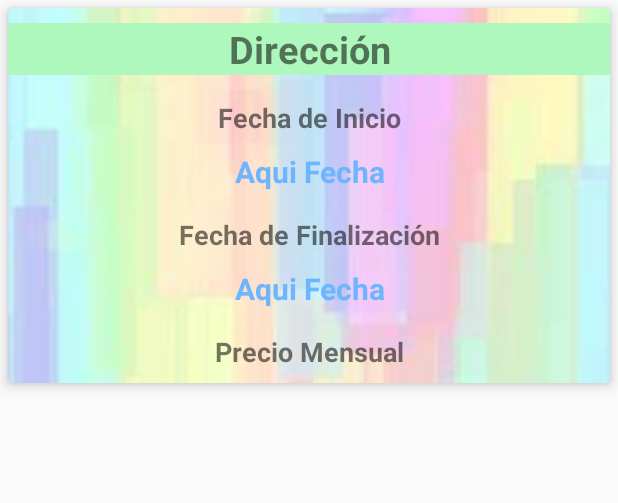
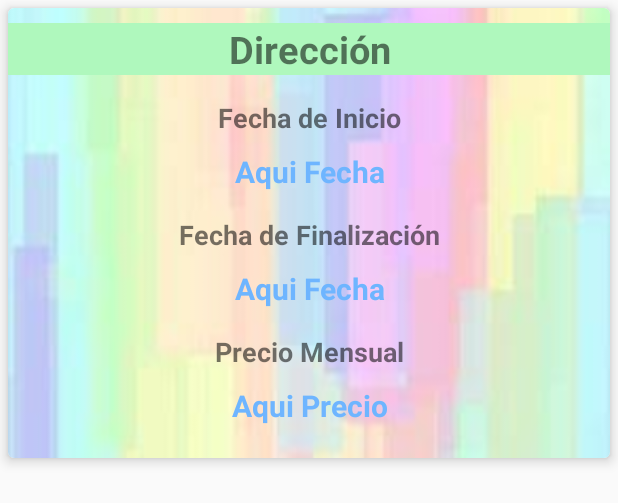
Before and after one commit to mica1105/InmobiliariaFinal, an Android app: the layout item_contrato.xml on its own in the app's theme, with its tools: preview values and no code run, on a phone screen of 412 x 824 dp. Shown: the top 503 px of the screen. Run offline under Robolectric (Android 15) with nearby library versions, the phone set to English and light mode, and no system bars.

Commit message:
Agrega un recyclerview para mostrar todos los contrato y filtrar por direccion o fechas

```diff
--- a/app/src/main/java/com/mika/inmobiliariafinal/ui/Adapter/ContratosAdapter.java
+++ b/app/src/main/java/com/mika/inmobiliariafinal/ui/Adapter/ContratosAdapter.java
@@ -15,6 +15,7 @@ import com.mika.inmobiliariafinal.R;
 import com.mika.inmobiliariafinal.modelo.Contrato;
 import com.mika.inmobiliariafinal.modelo.Inquilino;
 
+import java.text.DecimalFormat;
 import java.util.ArrayList;
 
 public class ContratosAdapter extends RecyclerView.Adapter<ContratosAdapter.MyViewHolder> {
@@ -40,7 +41,8 @@ public class ContratosAdapter extends RecyclerView.Adapter<ContratosAdapter.MyVi
         holder.direccion.setText(myDataset.get(position).getInmueble().getDireccion());
         holder.fechaInicio.setText(myDataset.get(position).obtenerFecha(contrato.getFechaInicio()));
         holder.fechaFin.setText(myDataset.get(position).obtenerFecha(contrato.getFechaFin()));
-        holder.precio.setText("$"+myDataset.get(position).getPrecio());
+        DecimalFormat formato1= new DecimalFormat("#.00");
+        holder.precio.setText("$"+formato1.format(myDataset.get(position).getPrecio()));
     }
 
     @Override
--- a/app/src/main/res/layout/fragment_contratos.xml
+++ b/app/src/main/res/layout/fragment_contratos.xml
@@ -5,6 +5,7 @@
     android:layout_height="match_parent"
     xmlns:app="http://schemas.android.com/apk/res-auto"
     tools:context=".ui.contratos.ContratosFragment"
+    android:background="#C4FAF8"
     android:orientation="vertical">
     <com.google.android.material.tabs.TabLayout
         android:id="@+id/tlContratos"
@@ -30,6 +31,7 @@
         android:text="Ver Todos los contratos"
         android:layout_marginStart="20dp"
         android:layout_marginEnd="20dp"
-        android:layout_marginBottom="10dp"
+        android:layout_marginBottom="5dp"
+        android:layout_marginTop="5dp"
         />
 </LinearLayout>
--- a/app/src/main/res/layout/item_contrato.xml
+++ b/app/src/main/res/layout/item_contrato.xml
@@ -2,7 +2,7 @@
 <androidx.cardview.widget.CardView
     xmlns:android="http://schemas.android.com/apk/res/android"
     android:layout_width="match_parent"
-    android:layout_height="250dp"
+    android:layout_height="300dp"
     xmlns:app="http://schemas.android.com/apk/res-auto"
     app:cardCornerRadius="4dp"
     android:layout_margin="5dp"
```
